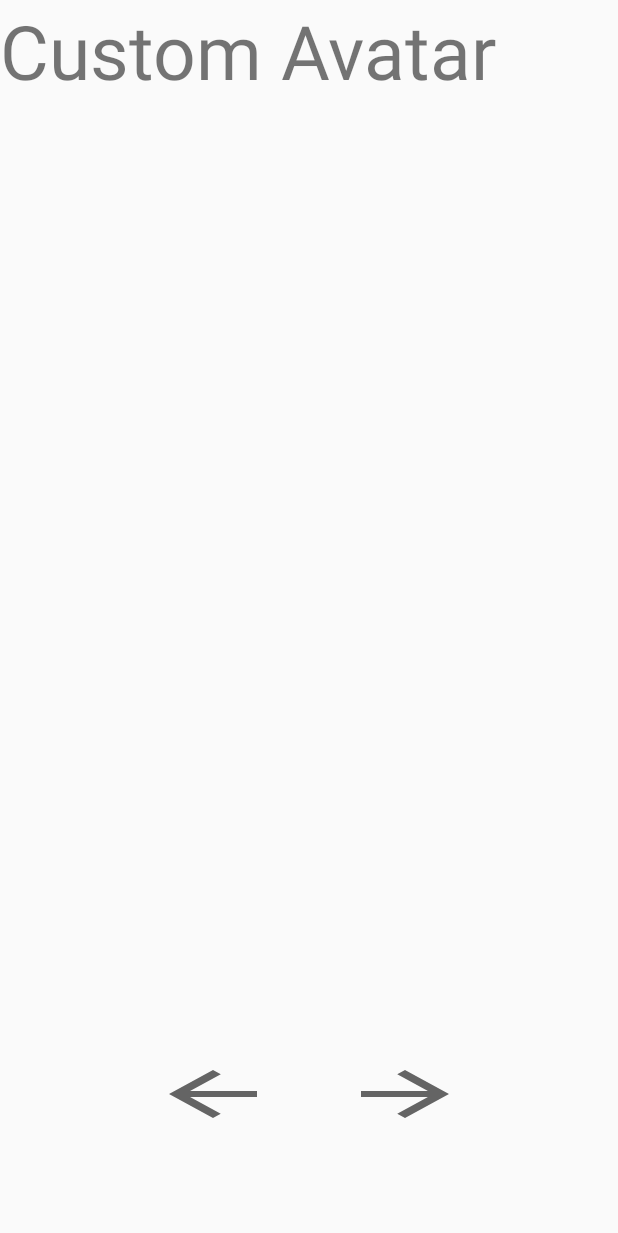
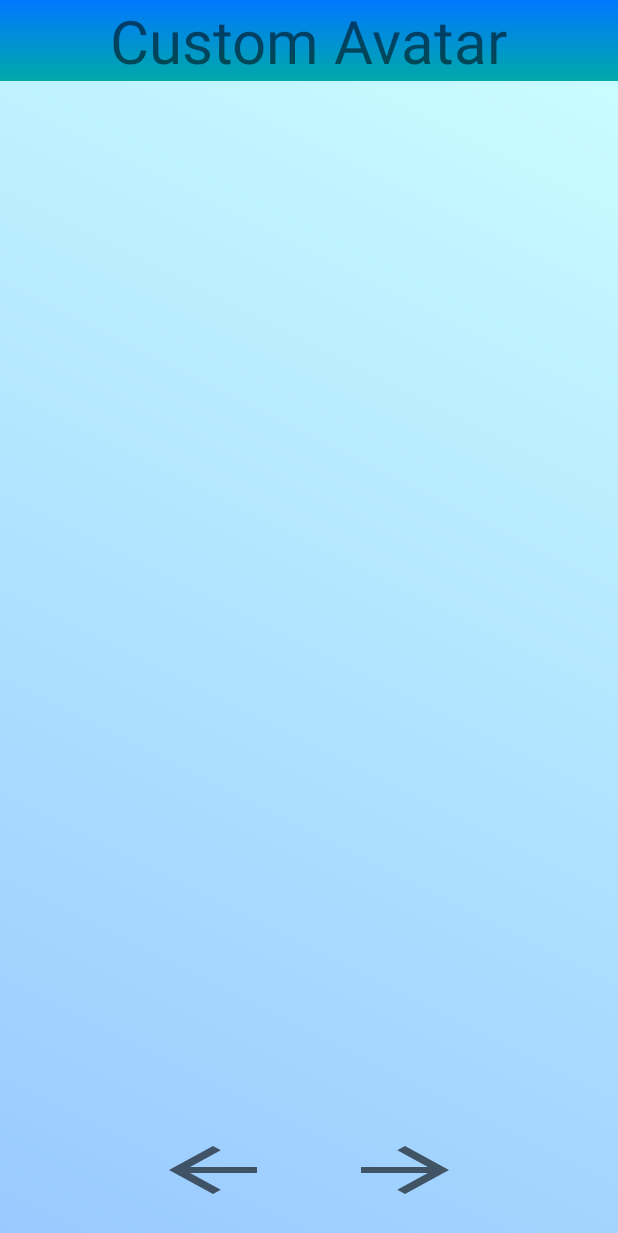
Before and after one commit to Drioskarii/velfaerdsApp, an Android app: the customAvatar screen opened directly, with no data from a screen before it, on a phone screen of 412 x 824 dp. Shown: the top 1233 px of the screen. Run offline under Robolectric (Android 15) with nearby library versions, the phone set to English and light mode, and no system bars.

Commit message:
Lavet constraint layout i customAvatar og tilføjet titlebar og baggrund

```diff
--- a/app/src/main/res/layout/activity_custom_avatar.xml
+++ b/app/src/main/res/layout/activity_custom_avatar.xml
@@ -1,28 +1,57 @@
 <?xml version="1.0" encoding="utf-8"?>
-<LinearLayout xmlns:android="http://schemas.android.com/apk/res/android"
+<androidx.constraintlayout.widget.ConstraintLayout xmlns:android="http://schemas.android.com/apk/res/android"
     xmlns:tools="http://schemas.android.com/tools"
     android:layout_width="match_parent"
     android:layout_height="match_parent"
+    xmlns:app="http://schemas.android.com/apk/res-auto"
     tools:context=".customAvatar"
-    android:orientation="vertical">
+    android:orientation="vertical"
+    android:background="@drawable/gradient_background"
+    >
+
+    <LinearLayout
+        android:id="@+id/layoutCustomAvatar"
+        android:layout_width="match_parent"
+        android:layout_height="wrap_content"
+        app:layout_constraintTop_toTopOf="parent"
+        android:orientation="horizontal"
+        android:gravity="center_horizontal"
+        android:background="@drawable/titlebar_gradient_background"
+        >
 
         <TextView
-        android:textSize="50dp"
+            android:id="@+id/txtCustomAvatar"
+            android:layout_width="wrap_content"
+            android:layout_height="wrap_content"
             android:text="Custom Avatar"
-        android:layout_width="wrap_content"
-        android:layout_height="wrap_content"/>
+            android:textSize="40sp" />
+    </LinearLayout>
+
+    <LinearLayout
+        android:layout_width="match_parent"
+        android:layout_height="wrap_content"
+        android:layout_marginTop="148dp"
+        app:layout_constraintTop_toBottomOf="@id/layoutCustomAvatar"
+        tools:layout_editor_absoluteX="0dp"
+        android:gravity="center"
+        >
+
         <ImageView
             android:id="@+id/characterPlaceholder"
             android:layout_width="250dp"
             android:layout_height="250dp"
-        android:layout_gravity="center"/>
+            android:layout_gravity="center"
+            tools:layout_editor_absoluteX="92dp"
+            tools:layout_editor_absoluteY="240dp" />
+    </LinearLayout>
 
     <LinearLayout
-
+        android:orientation="horizontal"
         android:layout_width="match_parent"
-        android:layout_height="144dp"
-        android:layout_marginTop="340dp"
-        android:gravity="center">
+        android:layout_height="wrap_content"
+        android:gravity="center"
+        app:layout_constraintBottom_toBottomOf="parent"
+        >
 
         <Button
             android:id="@+id/btnBack"
@@ -31,9 +60,8 @@
             android:layout_margin="20dp"
             android:background="@drawable/ic_baseline_arrow_back_24"
             android:onClick="back"
-            tools:ignore="MissingConstraints"
-            tools:layout_editor_absoluteX="64dp"
-            tools:layout_editor_absoluteY="619dp"></Button>
+            >
+        </Button>
 
         <Button
             android:id="@+id/btnnext"
@@ -42,10 +70,7 @@
             android:layout_margin="20dp"
             android:background="@drawable/ic_baseline_arrow_forward_24"
             android:onClick="forward"
-            tools:ignore="MissingConstraints"
-            tools:layout_editor_absoluteX="279dp"
-            tools:layout_editor_absoluteY="619dp"></Button>
-
+            >
+        </Button>
     </LinearLayout>
-
-</LinearLayout>
+</androidx.constraintlayout.widget.ConstraintLayout>
--- a/app/src/main/res/layout/activity_main.xml
+++ b/app/src/main/res/layout/activity_main.xml
@@ -4,8 +4,8 @@
     android:layout_width="match_parent"
     android:layout_height="match_parent"
     xmlns:app="http://schemas.android.com/apk/res-auto"
+    tools:context=".MainActivity"
     android:orientation="vertical"
-    tools:context=".MainActivity"
     android:background="@drawable/gradient_background"
     >
 
@@ -26,7 +26,6 @@
             android:text="@string/txtForside_text"
             android:textSize="40sp"
             />
-
     </LinearLayout>
 
     <LinearLayout
--- a/app/src/main/res/values/mainActivityStrings.xml
+++ b/app/src/main/res/values/mainActivityStrings.xml
@@ -2,8 +2,8 @@
 <resources>
     <string name="txtForside_text">Forside</string>
     <string name="imgLogoTec_contentDescription">TEC</string>
-    <string name="imgLogoVfVOE_contentDescription">Videnscenter for Velfærdsteknologi OEst</string>
+    <string name="imgLogoVfVOE_contentDescription">Videnscenter for Velfærdsteknologi Øst</string>
     <string name="imgLogoMindhelper_contentDescription">Mindhelper</string>
-    <string name="btnstrenghts_text">De 24 styrker</string>
-    <string name="btnnext">Gå videre til Spørgsmål</string>
+    <string name="btnstrenghts_text">DE 24 STYRKER</string>
+    <string name="btnnext">GÅ VIDERE TIL SPØRGSMÅL</string>
 </resources>
```
Lines whose indentation alone changed are shown as unchanged.
